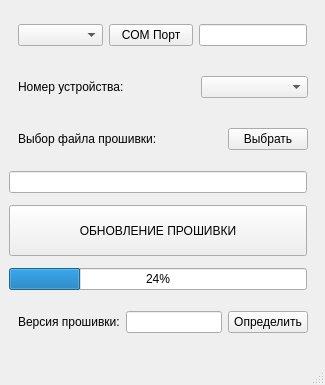
GlebZigert/CRC32, file Sender/mainwindow.ui: the form before one commit.
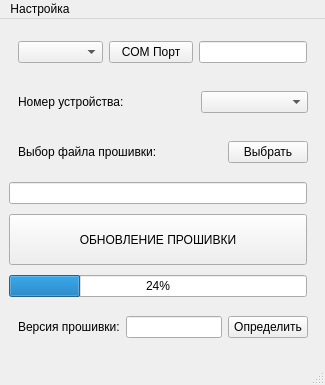
The form after the commit.

```diff
--- a/Sender/mainwindow.ui
+++ b/Sender/mainwindow.ui
@@ -321,6 +321,13 @@
      <height>21</height>
     </rect>
    </property>
+   <widget class="QMenu" name="menu">
+    <property name="title">
+     <string>Настройка</string>
+    </property>
+    <addaction name="action"/>
+   </widget>
+   <addaction name="menu"/>
   </widget>
   <widget class="QStatusBar" name="statusbar"/>
  </widget>
```
Left out of the diff: 5 changed lines with no effect on the pictures.
